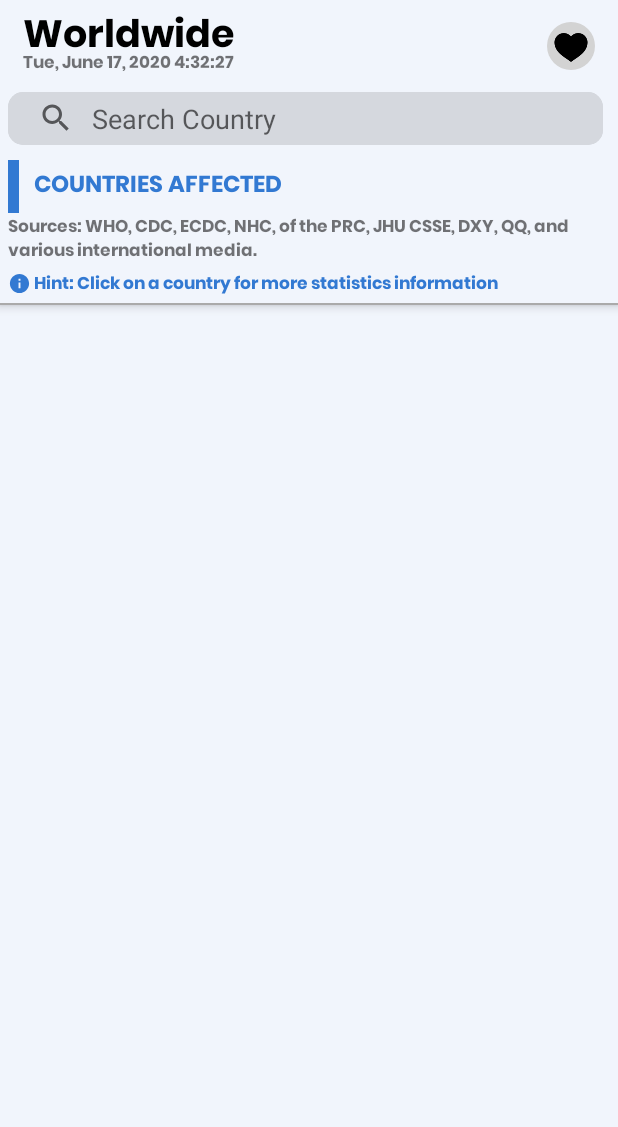
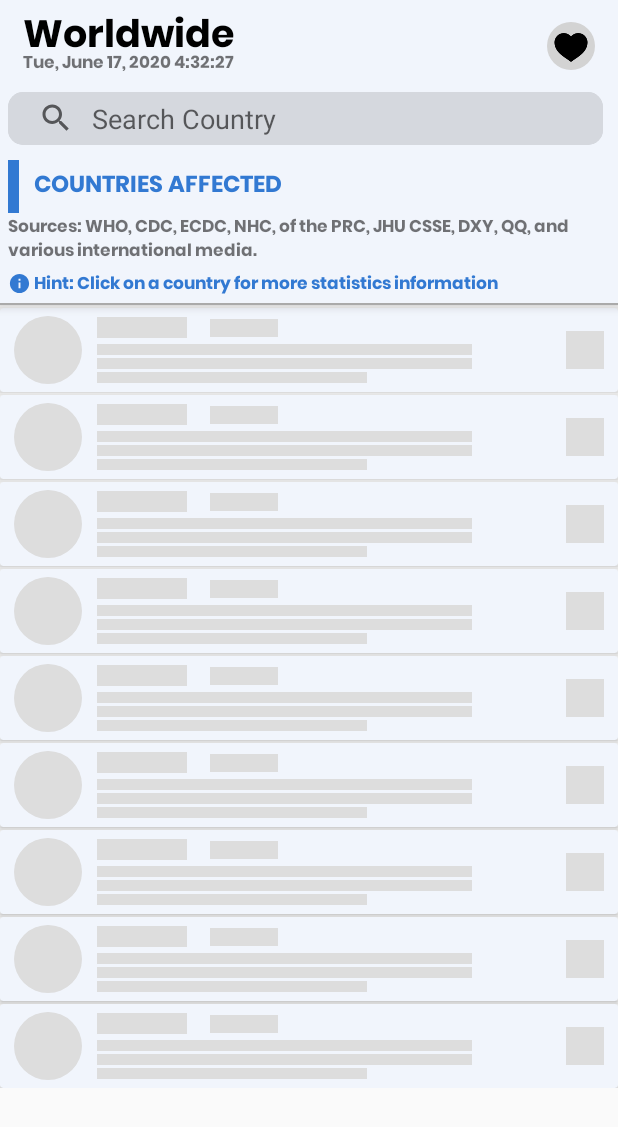
Before and after one commit to forceporquillo/TracePinas, an Android app: the layout fragment_worldwide.xml on its own in the app's theme, with its tools: preview values and no code run, on a phone screen of 412 x 824 dp. Shown: the top 1127 px of the screen. Run offline under Robolectric (Android 15) with nearby library versions, the phone set to English and light mode, and no system bars.

Commit message:
added shimmer effect on Worldwide Fragment.

```diff
--- a/app/src/main/java/com/force/codes/project/app/presentation_layer/views/fragments/worldwide/WorldwideFragment.java
+++ b/app/src/main/java/com/force/codes/project/app/presentation_layer/views/fragments/worldwide/WorldwideFragment.java
@@ -21,6 +21,7 @@ import androidx.recyclerview.widget.LinearLayoutManager;
 import androidx.recyclerview.widget.RecyclerView;
 import androidx.swiperefreshlayout.widget.SwipeRefreshLayout;
 
+import com.facebook.shimmer.ShimmerFrameLayout;
 import com.force.codes.project.app.R;
 import com.force.codes.project.app.app.Injection;
 import com.force.codes.project.app.databinding.FragmentWorldwideBinding;
@@ -54,6 +55,9 @@ public class WorldwideFragment extends BaseFragment implements FragmentCallback,
 
     @BindView(R.id.recycler_view)
     RecyclerView recyclerView;
+
+    @BindView(R.id.shimmer_layout)
+    ShimmerFrameLayout shimmer;
 
     protected FragmentWorldwideBinding binding;
     private WorldwideViewModel worldwideViewModel;
@@ -91,6 +95,7 @@ public class WorldwideFragment extends BaseFragment implements FragmentCallback,
                 refreshLayout.setEnabled(true);
                 refreshLayout.setRefreshing(false);
                 recyclerView.setAdapter(countryAdapter);
+                shimmer.stopShimmer();
             }
         });
     }
@@ -128,6 +133,7 @@ public class WorldwideFragment extends BaseFragment implements FragmentCallback,
         super.onActivityCreated(savedInstanceState);
         swipeRefreshLayout().setEnabled(false);
         setRecyclerView();
+        shimmer.startShimmer();
     }
 
     @Override
--- a/app/src/main/res/layout/fragment_worldwide.xml
+++ b/app/src/main/res/layout/fragment_worldwide.xml
@@ -1,5 +1,4 @@
-<?xml version="1.0" encoding="utf-8"?>
-<!--
+<?xml version="1.0" encoding="utf-8"?><!--
   ~ Created by Force Porquillo on 6/7/20 11:45 AM
   ~ Copyright (c) 2020.  All rights reserved.
   ~ Last modified 6/7/20 11:45 AM
@@ -9,6 +8,7 @@
     xmlns:app="http://schemas.android.com/apk/res-auto">
 
     <data>
+
         <variable
             name="viewModel"
             type="com.force.codes.project.app.presentation_layer.views.fragments.worldwide.WorldwideViewModel" />
@@ -53,12 +53,43 @@
             android:layout_height="wrap_content"
             app:layout_behavior="com.google.android.material.appbar.AppBarLayout$ScrollingViewBehavior">
 
-            <androidx.recyclerview.widget.RecyclerView
-                android:id="@+id/recycler_view"
-                android:layout_width="match_parent"
+            <LinearLayout
+                android:layout_width="wrap_content"
                 android:layout_height="wrap_content"
-                android:background="@color/foregroundColor2" />
+                android:orientation="vertical">
 
+                <androidx.recyclerview.widget.RecyclerView
+                    android:id="@+id/recycler_view"
+                    android:layout_width="match_parent"
+                    android:layout_height="wrap_content"
+                    android:background="@color/foregroundColor2" />
+
+                <com.facebook.shimmer.ShimmerFrameLayout
+                    android:id="@+id/shimmer_layout"
+                    android:layout_width="match_parent"
+                    android:layout_height="wrap_content"
+                    app:shimmer_auto_start="true"
+                    app:shimmer_duration="2000"
+                    app:shimmer_repeat_mode="restart">
+
+                    <LinearLayout
+                        android:layout_width="wrap_content"
+                        android:layout_height="wrap_content"
+                        android:orientation="vertical">
+
+                        <include layout="@layout/country_rows_skeleton" />
+                        <include layout="@layout/country_rows_skeleton" />
+                        <include layout="@layout/country_rows_skeleton" />
+                        <include layout="@layout/country_rows_skeleton" />
+                        <include layout="@layout/country_rows_skeleton" />
+                        <include layout="@layout/country_rows_skeleton" />
+                        <include layout="@layout/country_rows_skeleton" />
+                        <include layout="@layout/country_rows_skeleton" />
+                        <include layout="@layout/country_rows_skeleton" />
+
+                    </LinearLayout>
+                </com.facebook.shimmer.ShimmerFrameLayout>
+            </LinearLayout>
         </androidx.swiperefreshlayout.widget.SwipeRefreshLayout>
     </androidx.coordinatorlayout.widget.CoordinatorLayout>
 </layout>
```
